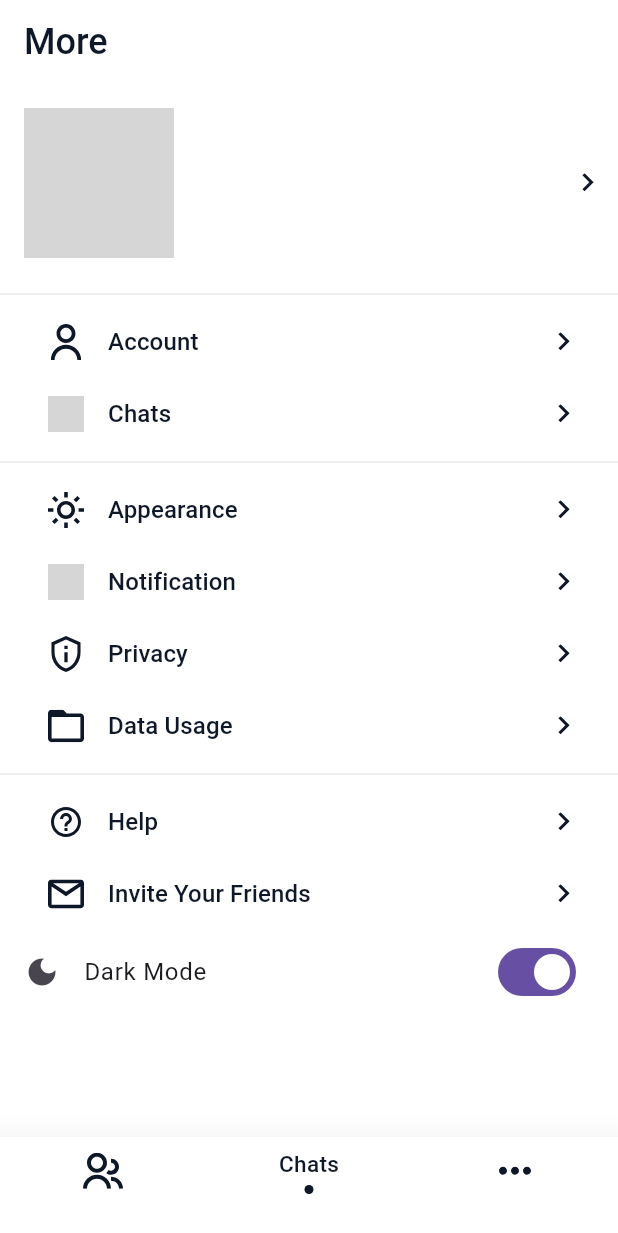
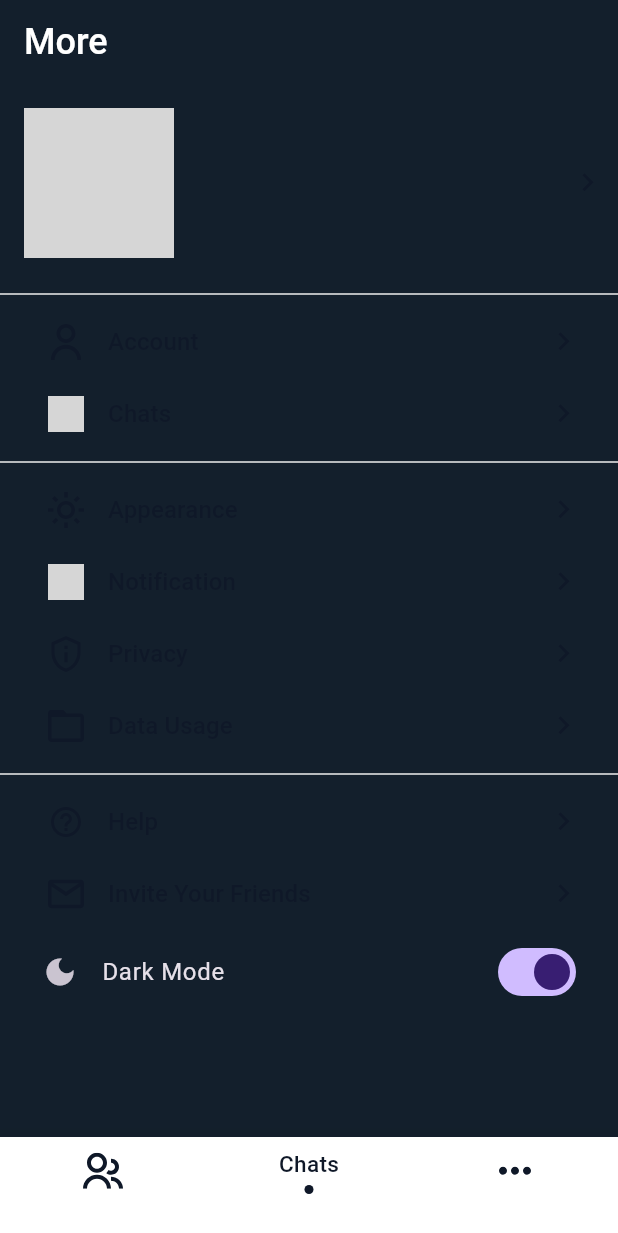
Before and after one commit to Arhamss/chatApp, a Flutter app: the MorePage screen opened by its route, after a tap on "Dark Mode", on a phone screen of 412 x 824 dp. Shown: the top 1233 px of the screen. Run offline on Flutter 3.47's test engine with Material 3 defaults, Android fonts, the phone set to English and light mode, and no system bars; our stand-ins replace bloc, cloud_firestore, country_code_picker, dartz, equatable, firebase_auth and 10 more; accounts and stored records are empty; network calls fail; grey boxes are pictures that could not be loaded.

Commit message:
Implemented Themes

```diff
--- a/lib/core/router/app_router.dart
+++ b/lib/core/router/app_router.dart
@@ -7,16 +7,16 @@ import 'package:chat_app/features/auth/presentation/pages/sign_in_verfication_pa
 import 'package:chat_app/features/auth/presentation/pages/verification_page.dart';
 import 'package:chat_app/features/chat/presentation/pages/chat_home_page.dart';
 import 'package:chat_app/features/chat/presentation/pages/chat_page.dart';
-import 'package:chat_app/features/chat/presentation/pages/more_page.dart';
 import 'package:chat_app/features/chat/presentation/widgets/bottom_navigation.dart';
 import 'package:chat_app/features/contact/presentation/pages/contacts_page.dart';
+import 'package:chat_app/features/more/presentation/pages/more_page.dart';
 import 'package:flutter/material.dart';
 import 'package:go_router/go_router.dart';
 
 class AppRouter {
   AppRouter()
       : router = GoRouter(
-          initialLocation: routeMap[AppRoute.landing],
+          initialLocation: routeMap[AppRoute.chatHome],
           debugLogDiagnostics: true,
           navigatorKey: _rootNavigatorKey,
           routes: [
--- a/lib/core/theme_bloc/theme_state.dart
+++ /dev/null
@@ -1,30 +0,0 @@
-part of 'theme_bloc.dart';
-
-abstract class ThemeState extends Equatable {
-  const ThemeState();
-
-  ThemeData get themeData;
-
-  @override
-  List<Object?> get props => [];
-}
-
-class ThemeInitial extends ThemeState {
-  const ThemeInitial({required this.themeData});
-
-  @override
-  final ThemeData themeData;
-
-  @override
-  List<Object?> get props => [themeData];
-}
-
-class ThemeChanged extends ThemeState {
-  const ThemeChanged({required this.themeData});
-
-  @override
-  final ThemeData themeData;
-
-  @override
-  List<Object?> get props => [themeData];
-}
--- a/lib/features/chat/presentation/views/chat_home_view.dart
+++ b/lib/features/chat/presentation/views/chat_home_view.dart
@@ -69,7 +69,6 @@ class ChatHomeView extends StatelessWidget {
                       itemCount: state.chats.length,
                       itemBuilder: (context, index) {
                         final chat = state.chats[index];
-
                         return ListTile(
                           leading: Container(
                             width: 48,
--- a/lib/core/theme_bloc/theme_bloc.dart
+++ b/lib/features/more/presentation/bloc/theme_bloc/theme_bloc.dart
@@ -8,15 +8,22 @@ part 'theme_event.dart';
 part 'theme_state.dart';
 
 class ThemeBloc extends Bloc<ThemeEvent, ThemeState> {
-  ThemeBloc() : super(ThemeInitial(themeData: AppThemes().lightTheme)) {
+  ThemeBloc()
+      : super(
+          const ThemeState(
+            themeMode: ThemeMode.light,
+          ),
+        ) {
     on<ToggleThemeEvent>(_onToggleTheme);
   }
 
   void _onToggleTheme(ToggleThemeEvent event, Emitter<ThemeState> emit) {
-    final currentTheme = state.themeData;
-    final newThemeData = currentTheme.brightness == Brightness.dark
-        ? AppThemes().lightTheme
-        : AppThemes().darkTheme;
-    emit(ThemeChanged(themeData: newThemeData));
+    emit(
+      ThemeState(
+        themeMode: state.themeMode == ThemeMode.light
+            ? ThemeMode.dark
+            : ThemeMode.light,
+      ),
+    );
   }
 }
--- /dev/null
+++ b/lib/features/more/presentation/bloc/theme_bloc/theme_state.dart
@@ -0,0 +1,12 @@
+part of 'theme_bloc.dart';
+
+class ThemeState extends Equatable {
+  const ThemeState({
+    required this.themeMode,
+  });
+
+  final ThemeMode themeMode;
+
+  @override
+  List<Object?> get props => [themeMode];
+}
--- a/lib/features/chat/presentation/pages/more_page.dart
+++ b/lib/features/more/presentation/pages/more_page.dart
@@ -1,12 +1,12 @@
 import 'package:chat_app/core/shared_preferences_helper.dart';
-import 'package:chat_app/core/theme_bloc/theme_bloc.dart';
 import 'package:chat_app/features/auth/data/data_sources/auth_local_data_source.dart';
 import 'package:chat_app/features/auth/data/data_sources/auth_remote_data_source.dart';
 import 'package:chat_app/features/auth/data/repositories/user_repository_impl.dart';
 import 'package:chat_app/features/auth/domain/use_cases/auth_use_cases.dart';
 import 'package:chat_app/features/auth/domain/use_cases/get_user_by_id_use_case.dart';
 import 'package:chat_app/features/auth/presentation/bloc/auth_bloc/auth_bloc.dart';
-import 'package:chat_app/features/chat/presentation/views/more_view.dart';
+import 'package:chat_app/features/more/presentation/bloc/theme_bloc/theme_bloc.dart';
+import 'package:chat_app/features/more/presentation/views/more_view.dart';
 import 'package:cloud_firestore/cloud_firestore.dart';
 import 'package:firebase_auth/firebase_auth.dart';
 import 'package:firebase_storage/firebase_storage.dart';
@@ -66,9 +66,6 @@ class MorePage extends StatelessWidget {
                   RepositoryProvider.of<GetUserByIdUseCase>(context),
             )..add(GetUserDetailsEvent(FirebaseAuth.instance.currentUser!.uid)),
           ),
-          BlocProvider(
-            create: (context) => ThemeBloc(),
-          ),
         ],
         child: const MoreView(),
       ),
--- a/lib/features/chat/presentation/views/more_view.dart
+++ b/lib/features/more/presentation/views/more_view.dart
@@ -1,8 +1,8 @@
 import 'package:chat_app/core/asset_names.dart';
-import 'package:chat_app/core/theme_bloc/theme_bloc.dart';
 import 'package:chat_app/features/auth/presentation/bloc/auth_bloc/auth_bloc.dart';
-import 'package:chat_app/features/chat/presentation/widgets/menu_item.dart';
-import 'package:chat_app/features/chat/presentation/widgets/profile_section.dart';
+import 'package:chat_app/features/more/presentation/bloc/theme_bloc/theme_bloc.dart';
+import 'package:chat_app/features/more/presentation/widgets/menu_item.dart';
+import 'package:chat_app/features/more/presentation/widgets/profile_section.dart';
 import 'package:flutter/material.dart';
 import 'package:flutter_bloc/flutter_bloc.dart';
 
@@ -82,18 +82,31 @@ class MoreView extends StatelessWidget {
                   title: 'Invite Your Friends',
                   onPressed: () {},
                 ),
+                // SwitchListTile(
+                //   title: const Text('asdasdsad'),
+                //   value: true,
+                //   onChanged: (bool value) {
+                //     print('hey bro');
+                //   },
+                //   secondary: Icon(
+                //     Icons.dark_mode,
+                //   ),
+                // ),
                 BlocBuilder<ThemeBloc, ThemeState>(
                   builder: (context, themeState) {
-                    return SwitchListTile(
+                    return Padding(
+                      padding: const EdgeInsets.only(left: 12, right: 0),
+                      child: SwitchListTile(
                         title: const Text('Dark Mode'),
-                      value: themeState.themeData.brightness == Brightness.dark,
+                        value: themeState.themeMode == ThemeMode.dark,
                         onChanged: (bool value) {
                           context.read<ThemeBloc>().add(ToggleThemeEvent());
                         },
                         secondary: Icon(
-                        themeState.themeData.brightness == Brightness.dark
+                          themeState.themeMode == ThemeMode.dark
                               ? Icons.dark_mode
                               : Icons.light_mode,
+                        ),
                       ),
                     );
                   },
--- a/lib/main.dart
+++ b/lib/main.dart
@@ -2,15 +2,16 @@ import 'package:chat_app/core/di/di.dart';
 import 'package:chat_app/core/router/app_router.dart';
 import 'package:chat_app/core/shared_preferences_helper.dart';
 import 'package:chat_app/core/theme.dart';
-import 'package:chat_app/core/theme_bloc/theme_bloc.dart';
 import 'package:chat_app/features/auth/data/data_sources/auth_local_data_source.dart';
 import 'package:chat_app/features/auth/data/data_sources/auth_remote_data_source.dart';
 import 'package:chat_app/features/auth/data/repositories/user_repository_impl.dart';
+import 'package:chat_app/features/auth/domain/use_cases/auth_use_cases.dart';
 import 'package:chat_app/features/chat/data/repositories/chat_repository_impl.dart';
 import 'package:chat_app/features/chat/domain/use_cases/get_chats_use_case.dart';
 import 'package:chat_app/features/chat/domain/use_cases/get_user_by_id_use_case.dart';
 import 'package:chat_app/features/chat/presentation/bloc/bottom_nav_bar_bloc/bottom_nav_bar_bloc.dart';
 import 'package:chat_app/features/chat/presentation/bloc/chat_home_bloc/chat_home_bloc.dart';
+import 'package:chat_app/features/more/presentation/bloc/theme_bloc/theme_bloc.dart';
 import 'package:cloud_firestore/cloud_firestore.dart';
 import 'package:firebase_auth/firebase_auth.dart';
 import 'package:firebase_storage/firebase_storage.dart';
@@ -28,6 +29,7 @@ class MyApp extends StatelessWidget {
   MyApp({super.key});
 
   final AppRouter _appRouter = AppRouter();
+  final AppThemes appThemes = AppThemes();
 
   @override
   Widget build(BuildContext context) {
@@ -36,7 +38,7 @@ class MyApp extends StatelessWidget {
     final firebaseFirestore = GetIt.instance<FirebaseFirestore>();
     final firebaseStorage = GetIt.instance<FirebaseStorage>();
 
-    //Auth Repository
+    // Auth Repository
     final authRemoteDataSource = AuthRemoteDataSource(
       firebaseAuth,
       firebaseFirestore,
@@ -54,7 +56,15 @@ class MyApp extends StatelessWidget {
         GetChatsUseCase(GetIt.instance<ChatRepositoryImpl>());
     final getUserByIdUseCase = GetUserByIdUseCase(userRepository);
 
-    return MultiBlocProvider(
+    return MultiRepositoryProvider(
+      providers: [
+        RepositoryProvider(
+          create: (context) => VerifyCodeUseCases(
+            RepositoryProvider.of<UserRepositoryImpl>(context),
+          ),
+        ),
+      ],
+      child: MultiBlocProvider(
         providers: [
           BlocProvider(create: (context) => BottomNavBarBloc()),
           BlocProvider(
@@ -67,32 +77,42 @@ class MyApp extends StatelessWidget {
                 ),
               ),
           ),
-        BlocProvider(
+          BlocProvider<ThemeBloc>(
             create: (context) => ThemeBloc(),
           ),
         ],
-      child: BlocBuilder<ThemeBloc, ThemeState>(
-        builder: (context, state) {
-          ThemeData themeData;
-          if (state is ThemeInitial) {
-            themeData = state.themeData;
-          } else if (state is ThemeChanged) {
-            themeData = state.themeData;
-          } else {
-            themeData = ThemeData.light();
+        child: AppView(appThemes: appThemes, appRouter: _appRouter),
+      ),
+    );
   }
+}
+
+class AppView extends StatelessWidget {
+  const AppView({
+    super.key,
+    required this.appThemes,
+    required AppRouter appRouter,
+  }) : _appRouter = appRouter;
+
+  final AppThemes appThemes;
+  final AppRouter _appRouter;
+
+  @override
+  Widget build(BuildContext context) {
+    return BlocBuilder<ThemeBloc, ThemeState>(
+      buildWhen: (previous, current) {
+        return previous.themeMode != current.themeMode;
+      },
+      builder: (context, themeState) {
         return MaterialApp.router(
-            theme: themeData,
-            darkTheme: AppThemes().darkTheme,
-            themeMode: themeData.brightness == Brightness.dark
-                ? ThemeMode.dark
-                : ThemeMode.light,
+          themeMode: themeState.themeMode,
+          darkTheme: appThemes.darkTheme,
+          theme: appThemes.lightTheme,
           debugShowCheckedModeBanner: false,
           routerConfig: _appRouter.router,
           title: 'Chat App',
         );
       },
-      ),
     );
   }
 }
```
Also changed, not shown: lib/features/more/presentation/bloc/theme_bloc/theme_event.dart (renamed from lib/core/theme_bloc/theme_event.dart), lib/features/more/presentation/widgets/menu_item.dart (renamed from lib/features/chat/presentation/widgets/menu_item.dart), lib/features/more/presentation/widgets/profile_section.dart (renamed from lib/features/chat/presentation/widgets/profile_section.dart). Lines whose indentation alone changed are shown as unchanged.
